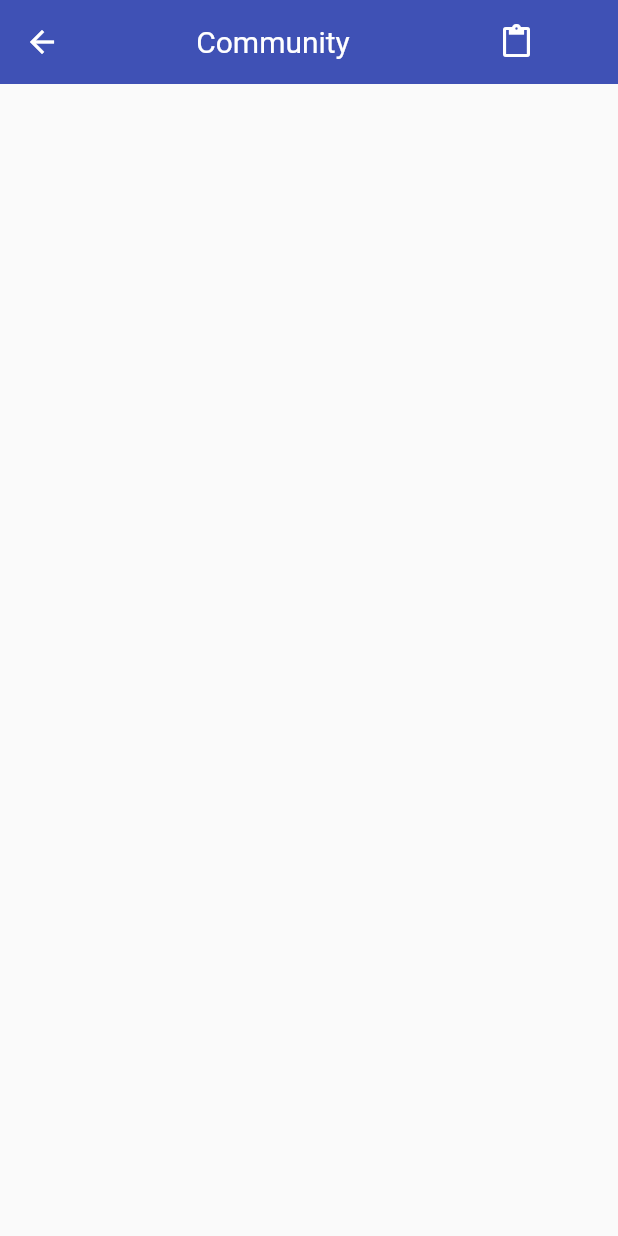
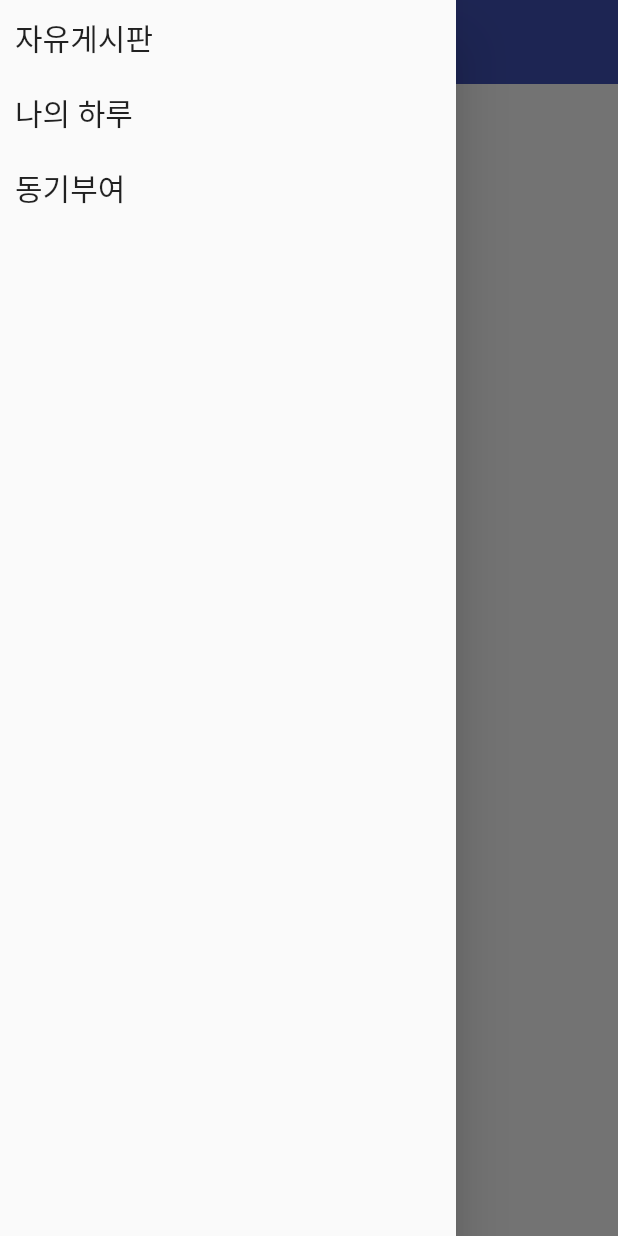
Before and after one commit to MMMIIIN/firebase_example, a Flutter app: the CommunityPage screen opened directly, with the side drawer open (before the commit the screen has no drawer), on a phone screen of 412 x 824 dp. Run offline on Flutter 3.47's test engine with Material 2 defaults, Android fonts, the phone set to English and light mode, and no system bars; our stand-ins replace cloud_firestore, firebase_analytics, firebase_core, firebase_database, firebase_messaging, fl_chart and 1 more; accounts and stored records are empty.

Commit message:
mylife community data firestore 통신

```diff
--- a/lib/src/community/controller/community_controller.dart
+++ b/lib/src/community/controller/community_controller.dart
@@ -2,8 +2,25 @@ import 'package:cloud_firestore/cloud_firestore.dart';
 import 'package:firebase_example/src/community/data/community_data.dart';
 import 'package:get/get.dart';
 
+enum COMMUNITY_LIST { FREE, MY_LIFE, MOTIVATION }
+
+extension CommunityExtension on COMMUNITY_LIST {
+  String get communityName {
+    switch (this) {
+      case COMMUNITY_LIST.FREE:
+        return '자유게시판';
+      case COMMUNITY_LIST.MY_LIFE:
+        return '나의 하루';
+      case COMMUNITY_LIST.MOTIVATION:
+        return '동기부여';
+    }
+  }
+}
+
 class CommunityController extends GetxController {
+  var communityTabIndex = 0.obs;
   var dataList = <Data>[].obs;
+  var myLifeDataList = <MyLifeData>[].obs;
 
   void initLoadDataList() async {
     dataList.clear();
--- a/lib/src/community/page/community_page.dart
+++ b/lib/src/community/page/community_page.dart
@@ -1,5 +1,7 @@
 import 'package:firebase_example/src/community/controller/community_controller.dart';
-import 'package:firebase_example/src/community/page/add_community_page.dart';
+import 'package:firebase_example/src/community/page/tab/freeboard_tab.dart';
+import 'package:firebase_example/src/community/page/tab/motivation_tab.dart';
+import 'package:firebase_example/src/community/page/tab/mylife_tab.dart';
 import 'package:flutter/material.dart';
 import 'package:get/get.dart';
 
@@ -9,43 +11,87 @@ class CommunityPage extends StatelessWidget {
   @override
   Widget build(BuildContext context) {
     return Scaffold(
-      body: SafeArea(
-        child: Obx(
-          () => RefreshIndicator(
-            onRefresh: () async {
-              // _communityController.loadData();
-              // _communityController.sortList();
-              _communityController.loadDataTest();
+      appBar: AppBar(
+        backgroundColor: Colors.indigo,
+        elevation: 0,
+        title: Obx(
+          () => Text(
+              '${COMMUNITY_LIST.values[_communityController.communityTabIndex.value].communityName}'),
+        ),
+      ),
+      drawer: Drawer(
+        child: ListView.builder(
+          itemCount: COMMUNITY_LIST.values.length,
+          itemBuilder: (context, index) => InkWell(
+            onTap: () {
+              _communityController.communityTabIndex(index);
+              Get.back();
             },
-            child: CustomScrollView(
-              slivers: [
-                SliverAppBar(
-                  backgroundColor: Colors.indigo,
-                  floating: true,
-                  flexibleSpace: Center(
-                    child: Row(
-                      mainAxisAlignment: MainAxisAlignment.spaceAround,
-                      children: [
-                        SizedBox(),
-                        Text(
-                          'Community',
-                          style: TextStyle(fontSize: 20, color: Colors.white),
-                        ),
-                        IconButton(
-                          icon: Icon(Icons.paste),
-                          color: Colors.white,
-                          onPressed: () {
-                            Get.to(() => AddCommunityPage());
-                          },
-                        ),
-                      ],
+            child: Container(
+              padding: EdgeInsets.symmetric(horizontal: 10),
+              alignment: Alignment.centerLeft,
+              height: 50,
+              child: Text(
+                '${COMMUNITY_LIST.values[index].communityName}',
+                style: TextStyle(
+                  fontSize: 20,
                 ),
               ),
             ),
-                SliverFixedExtentList(
-                  itemExtent: 100,
-                  delegate: SliverChildBuilderDelegate(
-                    (context, index) {
+          ),
+        ),
+      ),
+      body: Obx(() {
+        switch (_communityController.communityTabIndex.value) {
+          case 0:
+            return FreeBoardTab();
+          case 1:
+            return MyLifeTab();
+          case 2:
+            return MotivationTab();
+        }
+        return Container();
+      }),
+      // child: Obx(
+      //   () => CustomScrollView(
+      //     slivers: [
+      //       SliverAppBar(
+      //         backgroundColor: Colors.indigo,
+      //         floating: true,
+      //         flexibleSpace: Center(
+      //           child: Row(
+      //             mainAxisAlignment: MainAxisAlignment.spaceAround,
+      //             children: [
+      //               SizedBox(),
+      //               Text(
+      //                 'Community',
+      //                 style: TextStyle(fontSize: 20, color: Colors.white),
+      //               ),
+      //               IconButton(
+      //                 icon: Icon(Icons.paste),
+      //                 color: Colors.white,
+      //                 onPressed: () {
+      //                   Get.to(() => AddCommunityPage());
+      //                 },
+      //               ),
+      //             ],
+      //           ),
+      //         ),
+      //       ),
+      //       SliverFixedExtentList(
+      //         itemExtent: 100,
+      //         delegate: SliverChildBuilderDelegate(
+      //           (context, index) => customList(index),
+      //           childCount: _communityController.dataList.length,
+      //         ),
+      //       ),
+      //     ],
+      //   ),
+      // ),
+    );
+  }
+
+  Widget customList(int index) {
     return Container(
       padding: EdgeInsets.symmetric(vertical: 10),
       child: Column(
@@ -53,8 +99,7 @@ class CommunityPage extends StatelessWidget {
           Row(
             children: [
               Padding(
-                                  padding: const EdgeInsets.symmetric(
-                                      horizontal: 10),
+                padding: const EdgeInsets.symmetric(horizontal: 10),
                 child: Text(
                   _communityController.dataList[index].title,
                   style: TextStyle(
@@ -65,20 +110,16 @@ class CommunityPage extends StatelessWidget {
               ),
               Text(
                 _communityController.dataList[index].writer,
-                                  style: TextStyle(
-                                      fontSize: 18,
-                                      fontWeight: FontWeight.w200),
+                style: TextStyle(fontSize: 18, fontWeight: FontWeight.w200),
               ),
             ],
           ),
           Row(
             children: [
               Padding(
-                                  padding: const EdgeInsets.symmetric(
-                                      horizontal: 10),
+                padding: const EdgeInsets.symmetric(horizontal: 10),
                 child: Text(
-                                    _communityController
-                                        .dataList[index].content,
+                  _communityController.dataList[index].content,
                   style: TextStyle(fontSize: 18),
                 ),
               ),
@@ -95,16 +136,14 @@ class CommunityPage extends StatelessWidget {
               Row(
                 children: [
                   Padding(
-                                      padding: const EdgeInsets.symmetric(
-                                          horizontal: 5),
+                    padding: const EdgeInsets.symmetric(horizontal: 5),
                     child: Icon(
                       Icons.favorite_border,
                       color: Colors.redAccent,
                     ),
                   ),
                   Padding(
-                                      padding: const EdgeInsets.symmetric(
-                                          horizontal: 5),
+                    padding: const EdgeInsets.symmetric(horizontal: 5),
                     child: Icon(
                       Icons.chat_bubble_outline,
                       color: Colors.indigo,
@@ -117,15 +156,5 @@ class CommunityPage extends StatelessWidget {
         ],
       ),
     );
-                    },
-                    childCount: _communityController.dataList.length,
-                  ),
-                ),
-              ],
-            ),
-          ),
-        ),
-      ),
-    );
   }
 }
```
Lines whose indentation alone changed are shown as unchanged.
